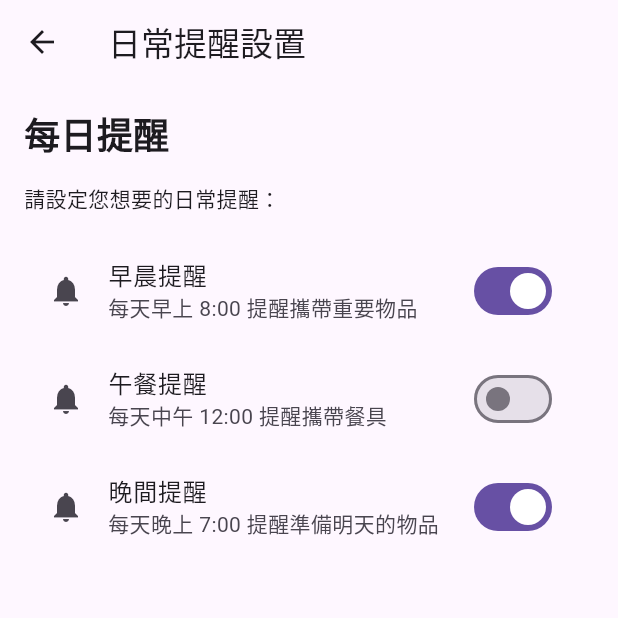
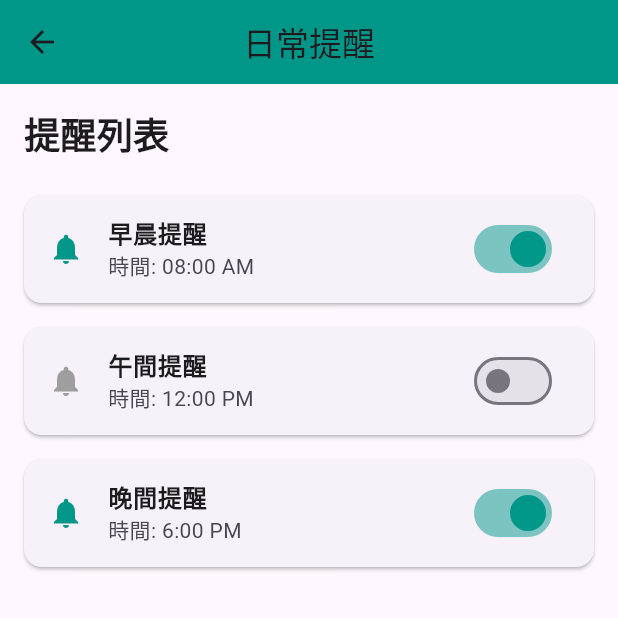
Before and after one commit to Pen9uin6/Ibeacon-flutter, a Flutter app: the DailyPage screen opened directly, on a phone screen of 412 x 824 dp, the top half of it. Run offline on Flutter 3.47's test engine with Material 3 defaults, Android fonts, the phone set to English and light mode, and no system bars; our stand-ins replace audioplayers, flutter_local_notifications, get, permission_handler, sqflite, sqflite_common_ffi; missing offline and left inert: flutter_background, flutter_beacon; accounts and stored records are empty.

Commit message:
見說明
調整觸發邏輯 (小於閥值or失去信號超過三次)
全部改中文
寫死日常提醒 群組功能
有功能頁面優化前

```diff
--- a/lib/pages/daily.dart
+++ b/lib/pages/daily.dart
@@ -1,12 +1,33 @@
-// daily.dart
 import 'package:flutter/material.dart';
 
-class DailyPage extends StatelessWidget {
+class DailyPage extends StatefulWidget {
+  @override
+  _DailyPageState createState() => _DailyPageState();
+}
+
+class _DailyPageState extends State<DailyPage> {
+  // 寫死的提醒數據
+  final List<Map<String, dynamic>> reminders = [
+    {"id": 1, "title": "早晨提醒", "time": "08:00 AM", "enabled": true},
+    {"id": 2, "title": "午間提醒", "time": "12:00 PM", "enabled": false},
+    {"id": 3, "title": "晚間提醒", "time": "6:00 PM", "enabled": true},
+  ];
+
+  // 開關狀態切換
+  void _toggleReminder(int id, bool value) {
+    setState(() {
+      final reminder = reminders.firstWhere((r) => r['id'] == id);
+      reminder['enabled'] = value;
+    });
+  }
+
   @override
   Widget build(BuildContext context) {
     return Scaffold(
       appBar: AppBar(
-        title: Text("日常提醒設置"),
+        title: Text("日常提醒"),
+        centerTitle: true,
+        backgroundColor: Colors.teal,
       ),
       body: Padding(
         padding: const EdgeInsets.all(16.0),
@@ -14,29 +35,38 @@ class DailyPage extends StatelessWidget {
           crossAxisAlignment: CrossAxisAlignment.start,
           children: [
             Text(
-              "每日提醒",
+              "提醒列表",
               style: TextStyle(fontSize: 24, fontWeight: FontWeight.bold),
             ),
             SizedBox(height: 16.0),
-            Text("請設定您想要的日常提醒："),
-            SizedBox(height: 16.0),
-            ListTile(
-              leading: Icon(Icons.notifications),
-              title: Text("早晨提醒"),
-              subtitle: Text("每天早上 8:00 提醒攜帶重要物品"),
-              trailing: Switch(value: true, onChanged: (bool value) {}),
-            ),
-            ListTile(
-              leading: Icon(Icons.notifications),
-              title: Text("午餐提醒"),
-              subtitle: Text("每天中午 12:00 提醒攜帶餐具"),
-              trailing: Switch(value: false, onChanged: (bool value) {}),
-            ),
-            ListTile(
-              leading: Icon(Icons.notifications),
-              title: Text("晚間提醒"),
-              subtitle: Text("每天晚上 7:00 提醒準備明天的物品"),
-              trailing: Switch(value: true, onChanged: (bool value) {}),
+            Expanded(
+              child: ListView.builder(
+                itemCount: reminders.length,
+                itemBuilder: (context, index) {
+                  final reminder = reminders[index];
+                  return Card(
+                    margin: const EdgeInsets.symmetric(vertical: 8.0),
+                    child: ListTile(
+                      leading: Icon(Icons.notifications,
+                          color: reminder['enabled']
+                              ? Colors.teal
+                              : Colors.grey),
+                      title: Text(
+                        reminder['title'],
+                        style: TextStyle(fontWeight: FontWeight.bold),
+                      ),
+                      subtitle: Text("時間: ${reminder['time']}"),
+                      trailing: Switch(
+                        value: reminder['enabled'],
+                        onChanged: (value) {
+                          _toggleReminder(reminder['id'], value);
+                        },
+                        activeColor: Colors.teal,
+                      ),
+                    ),
+                  );
+                },
+              ),
             ),
           ],
         ),
```
Also changed, not shown: lib/main.dart (+4 -4 lines), lib/pages/edit_beacon.dart (+5 -5 lines), lib/pages/group.dart (deleted, +0 -46 lines), lib/pages/group_page.dart (added, +55 -0 lines), lib/pages/home.dart (+25 -24 lines), lib/pages/members_page.dart (added, +57 -0 lines), lib/pages/scan_page_demo.dart (added, +48 -0 lines), lib/scan.dart (+20 -12 lines).
